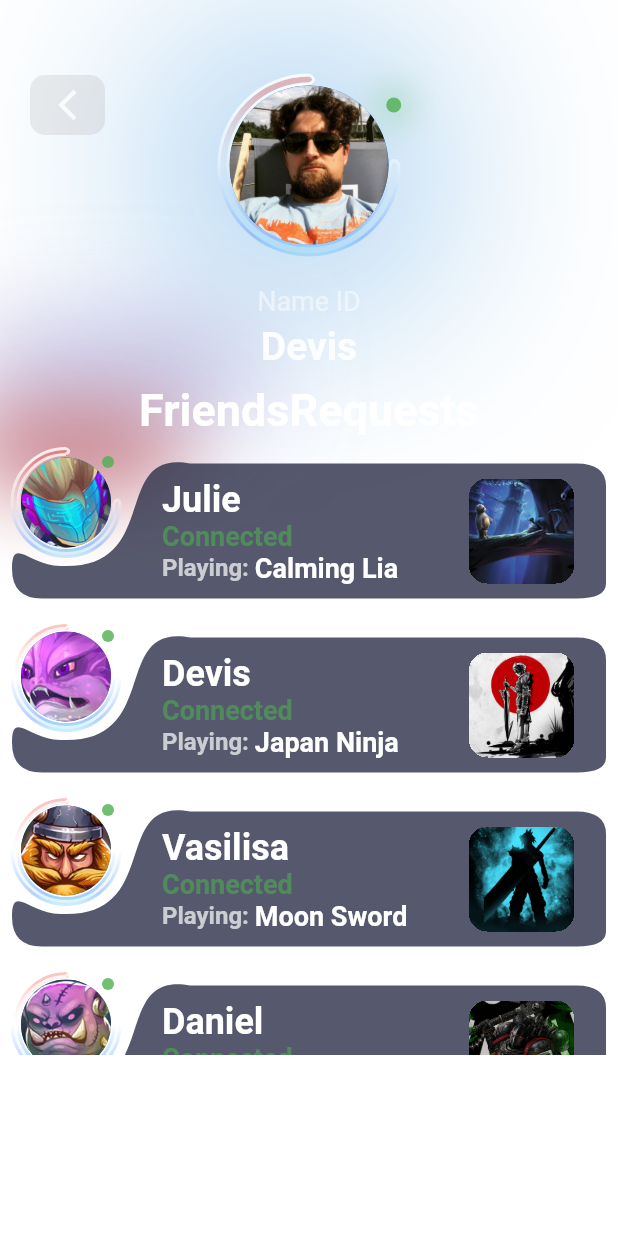
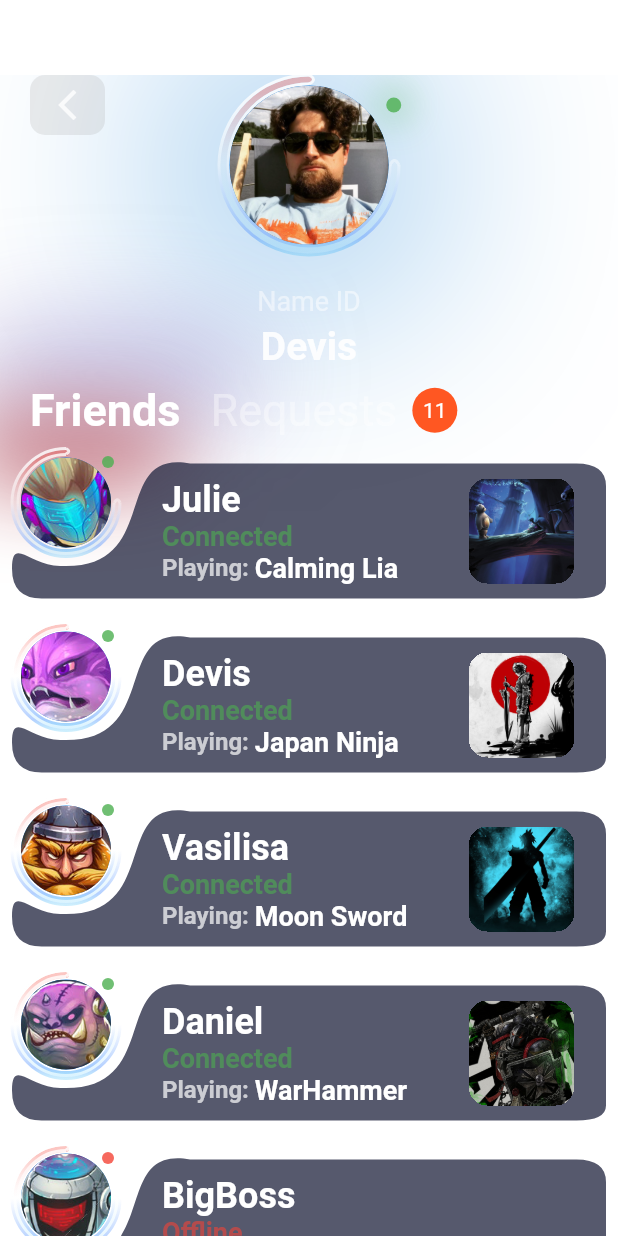
Before and after one commit to denissavishchev/gamers, a Flutter app: the screen it shows after launch, after a tap on "11", on a phone screen of 412 x 824 dp. Run offline on Flutter 3.47's test engine with Material 2 defaults, Android fonts, the phone set to English and light mode, and no system bars; our stand-ins replace curved_navigation_bar.

Commit message:
almost_done

```diff
--- a/lib/main_page.dart
+++ b/lib/main_page.dart
@@ -12,6 +12,7 @@ class MainPage extends StatelessWidget {
   @override
   Widget build(BuildContext context) {
     return Scaffold(
+      resizeToAvoidBottomInset: true,
       extendBody: true,
       bottomNavigationBar: const BottomNavBar(),
       backgroundColor: Colors.transparent,
--- a/lib/player_page.dart
+++ b/lib/player_page.dart
@@ -141,7 +141,9 @@ class PlayerPage extends StatelessWidget {
               ),
               Positioned(
                 top: MediaQuery.of(context).size.height / 4,
-                  child: FriendsList()),
+                  child: SizedBox(
+                      width: MediaQuery.of(context).size.width,
+                      child: const FriendsList())),
             ],
           ),
         ),
--- a/lib/widgets/friends_list_widget.dart
+++ b/lib/widgets/friends_list_widget.dart
@@ -5,9 +5,8 @@ import 'package:provider/provider.dart';
 import '../models/games_model.dart';
 
 class FriendsList extends StatelessWidget {
-  const FriendsList({
-    Key? key,
-  }) : super(key: key);
+  const FriendsList({super.key});
+
 
   @override
   Widget build(BuildContext context) {
@@ -32,15 +31,34 @@ class FriendsList extends StatelessWidget {
 Widget gamesWidget(List<Games> games, {required BuildContext context}) =>
     Column(
       children: [
-        Row(
-          children: [
-            Text('Friends', style: TextStyle(color: Colors.white, fontSize: 30, fontWeight: FontWeight.bold),),
-            Text('Requests', style: TextStyle(color: Colors.white, fontSize: 30, fontWeight: FontWeight.bold),),
-          ],
+        Padding(
+          padding: const EdgeInsets.symmetric(horizontal: 20.0),
+          child: Row(
+            mainAxisAlignment: MainAxisAlignment.start,
+            children: [
+              const Text('Friends',
+                style: TextStyle(color: Colors.white, fontSize: 30, fontWeight: FontWeight.bold),),
+              const SizedBox(width: 20,),
+              Text('Requests',
+                style: TextStyle(color: Colors.white.withOpacity(0.4), fontSize: 30,),),
+              const SizedBox(width: 10,),
+              Container(
+                width: 30,
+                height: 30,
+                decoration: const BoxDecoration(
+                  color: Colors.deepOrange,
+                  borderRadius: BorderRadius.all(Radius.circular(20),),
+                ),
+                child: const Center(
+                  child: Text('11', style: TextStyle(color: Colors.white),),
+                ),
+              ),
+            ],
+          ),
         ),
         SizedBox(
           width: MediaQuery.of(context).size.width,
-          height: MediaQuery.of(context).size.height * 0.5,
+          height: MediaQuery.of(context).size.height * 0.7,
           child: ListView.builder(
             scrollDirection: Axis.vertical,
             itemCount: games.length,
@@ -91,7 +109,9 @@ Widget gamesWidget(List<Games> games, {required BuildContext context}) =>
                                   ),
                                   width: 70,
                                     height: 70,
-                                    child: Image.asset('assets/posters/${game.poster}.jpg'))
+                                    child: game.connected == 'true'
+                                        ? Image.asset('assets/posters/${game.poster}.jpg')
+                                        : null)
                               ],
                             ),
                           ),
```
Also changed, not shown: 5 other files.
